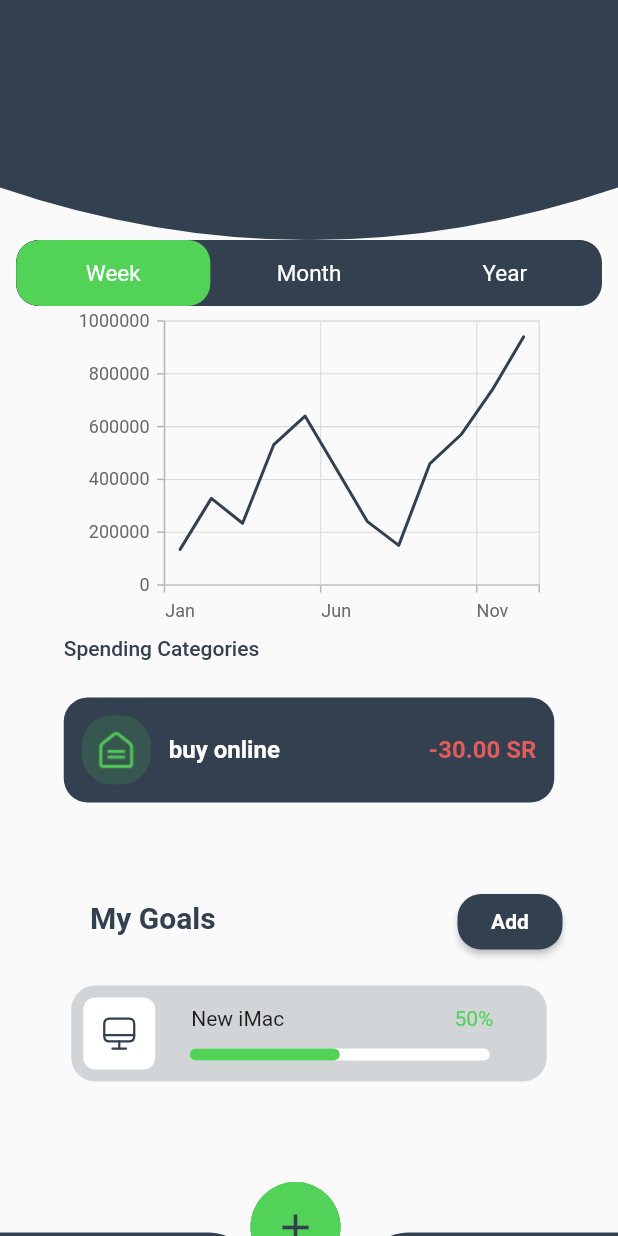
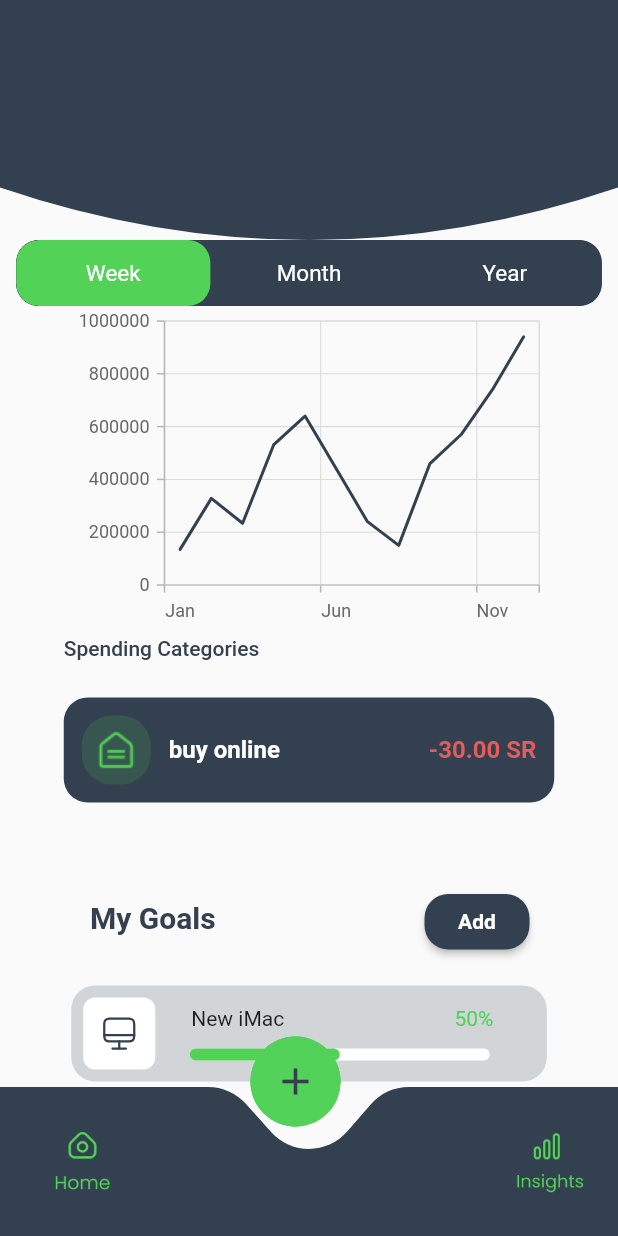
Before and after one commit to jawaher-alqotym/finance_app, a Flutter app: the InsightPage screen opened directly, on a phone screen of 412 x 824 dp. Run offline on Flutter 3.47's test engine with Material 2 defaults, Android fonts, the phone set to English and light mode, and no system bars; drawn by our look-alikes of percent_indicator, toggle_switch; our stand-ins replace flutter_svg, get, syncfusion_flutter_charts.

Commit message:
edited navbar issue in insight page

```diff
--- a/lib/screens/insight_page.dart
+++ b/lib/screens/insight_page.dart
@@ -23,11 +23,9 @@ class _InsightPageState extends State<InsightPage> {
   Widget build(BuildContext context) {
 
     return Scaffold(
-      body: Center(
-          child: Column(
+      body: Stack(
+        children: [ Column(
           children: [
-
-
         halfOvalWidget(context),
         Spacer(),
         wmyBarWidget(context),
@@ -61,23 +59,26 @@ class _InsightPageState extends State<InsightPage> {
                   child: Text('My Goals', style: TextStyle(fontWeight: FontWeight.w600, fontSize: 20, color: Color.fromRGBO(51, 64, 79, 1),),
                 ),),
                 Padding(padding:
-                  const EdgeInsets.only(right: 37.0, bottom: 24),
+                const EdgeInsets.only(right: 59.0, bottom: 24),
                   child:addBtnWidget(context),
                 ),
               ],
             ),
             goalsWidget(context),
-              Container(
-                  height: 200,
-                  child: navBar()),
           ],
 
         ),
 
-          // Spacer(),
-          // Spacer(),
+            SizedBox(
+              width: MediaQuery.of(context).size.width,
+              height: MediaQuery.of(context).size.height/6,
+            )
           ],
         ),
+          Container(
+              height: MediaQuery.of(context).size.height,
+              child: navBar()),
+      ]
     ),
     );
   }
```
Lines whose indentation alone changed are shown as unchanged.
